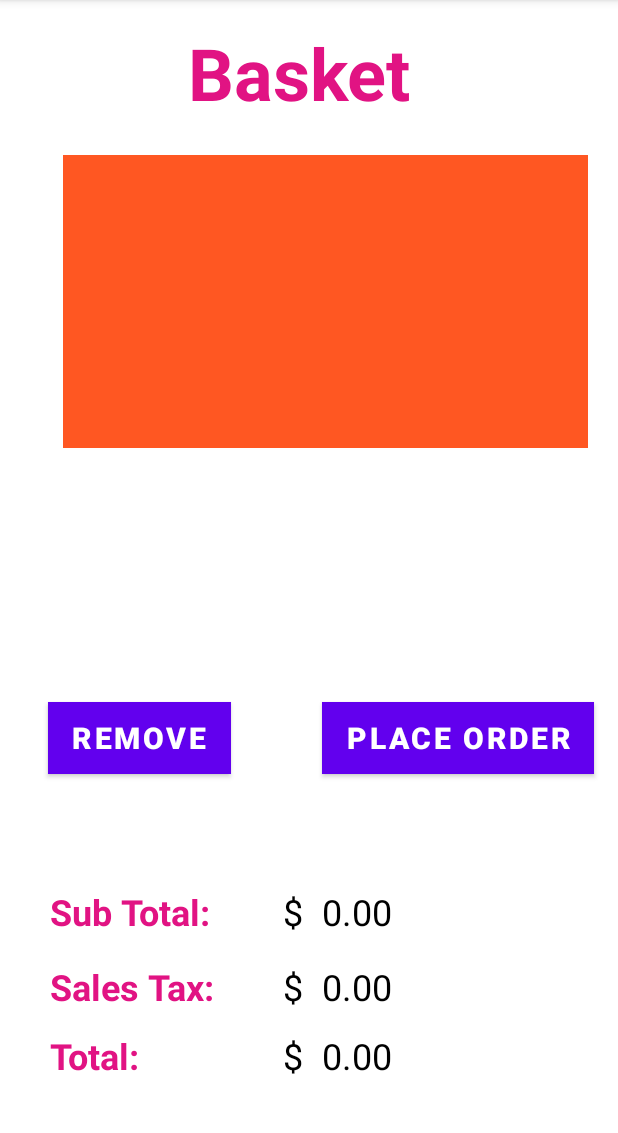
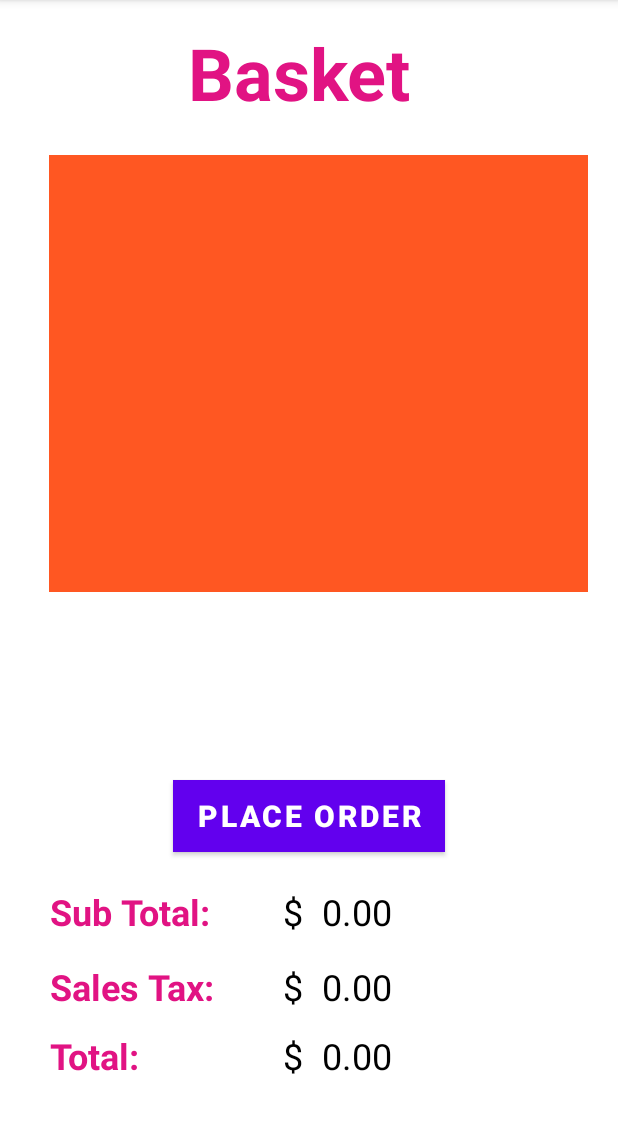
Before and after one commit to map112300/RUCafe_Android, an Android app: the screen it shows after launch (BasketActivity), after a tap on an icon or button, on a phone screen of 412 x 824 dp, the part 84-1217 px from its top. Run offline under Robolectric (Android 15) with nearby library versions, the phone set to English and light mode, and no system bars.

Commit message:
Basket removes selected item.

```diff
--- a/app/src/main/java/com/example/rucafe_android/BasketActivity.java
+++ b/app/src/main/java/com/example/rucafe_android/BasketActivity.java
@@ -1,24 +1,28 @@
 package com.example.rucafe_android;
 
+import androidx.appcompat.app.AlertDialog;
 import androidx.appcompat.app.AppCompatActivity;
 
+import android.content.DialogInterface;
 import android.os.Bundle;
+import android.view.View;
+import android.widget.AdapterView;
 import android.widget.ArrayAdapter;
 import android.widget.Button;
 import android.widget.ListView;
 import android.widget.TextView;
+import android.widget.Toast;
 
 import java.util.ArrayList;
 
-public class BasketActivity extends AppCompatActivity {
+public class BasketActivity extends AppCompatActivity implements AdapterView.OnItemClickListener {
 
     private ListView listView;
+    ArrayAdapter<MenuItem> menuItemArrayAdapter;
 
     //TODO get rid of remove button make it so click can remove with alert
-    private Button remove, placeOrder;
+    private Button placeOrder;
     private TextView subTotal, salesTax, total;
-
-    private ArrayList<MenuItem> listViewItems;
     private final double NJ_TAX = .06625;
 
     @Override
@@ -27,21 +31,20 @@ public class BasketActivity extends AppCompatActivity {
         setContentView(R.layout.activity_basket);
 
         listView = findViewById(R.id.items_listview);
-        remove = findViewById(R.id.remove_button);
         placeOrder = findViewById(R.id.place_order_button);
         subTotal = findViewById(R.id.subtotal_field);
         salesTax = findViewById(R.id.sales_tax_field);
         total = findViewById(R.id.total_field);
 
 
-        ArrayAdapter<MenuItem> menuItemArrayAdapter = new ArrayAdapter<MenuItem>(
-                this, android.R.layout.simple_list_item_1, OrderingDonutsActivity.donutsInOrder);
+        menuItemArrayAdapter = new ArrayAdapter<MenuItem>(
+                this, android.R.layout.simple_list_item_1, MainActivity.itemsInOrder);
 
         listView.setAdapter(menuItemArrayAdapter);
+        listView.setOnItemClickListener(this);
         setPriceValues();
 
     }
-
 
     //TODO will need to adjust implementation upon completion of coffee
     /**
@@ -62,4 +65,33 @@ public class BasketActivity extends AppCompatActivity {
         total.setText(totalOrderString);
 
     }
+
+    @Override
+    public void onItemClick(AdapterView<?> parent, View view, int position, long id) {
+
+        AlertDialog.Builder alert = new AlertDialog.Builder(BasketActivity.this);
+        alert.setTitle("Remove Item");
+        alert.setMessage("Would you like to remove this item from your basket?");
+
+        alert.setPositiveButton("yes", new DialogInterface.OnClickListener() {
+            public void onClick(DialogInterface dialog, int which) {
+                OrderingDonutsActivity.totalDonuts -= Double.valueOf(MainActivity.itemsInOrder.get(position).itemPrice()); //update totalDonuts to be passed
+                setPriceValues();
+                MainActivity.itemsInOrder.remove(position);
+                menuItemArrayAdapter.notifyDataSetChanged();
+
+                Toast.makeText(BasketActivity.this,
+                        "Item has been removed from basket!", Toast.LENGTH_LONG).show();
+
+            }
+            //handle the "NO" click
+        }).setNegativeButton("no", new DialogInterface.OnClickListener() {
+            public void onClick(DialogInterface dialog, int which) {
+                Toast.makeText(BasketActivity.this,
+                        "Item has not been removed!", Toast.LENGTH_LONG).show();
+            }
+        });
+        AlertDialog dialog = alert.create();
+        dialog.show();
+    }
 }
--- a/app/src/main/java/com/example/rucafe_android/MainActivity.java
+++ b/app/src/main/java/com/example/rucafe_android/MainActivity.java
@@ -1,6 +1,7 @@
 package com.example.rucafe_android;
 
 import androidx.appcompat.app.AppCompatActivity;
+import androidx.databinding.ObservableArrayList;
 
 import android.content.Intent;
 import android.os.Bundle;
@@ -8,6 +9,8 @@ import android.view.View;
 import android.widget.Button;
 import android.widget.ImageButton;
 import android.widget.Toast;
+
+import java.util.ArrayList;
 
 public class MainActivity extends AppCompatActivity {
 
@@ -17,6 +20,16 @@ public class MainActivity extends AppCompatActivity {
     private ImageButton coffeeBT;
 
     private Button toastBT;
+
+    public static ObservableArrayList<MenuItem> itemsInOrder = new ObservableArrayList<>();
+    private Order currentOrder;
+    private final ArrayList<Order> placedOrders = new ArrayList<>();
+    private int orderNumber = 1;
+
+    public MainActivity() {
+        this.currentOrder = new Order(orderNumber);
+    }
+
 
     @Override
     protected void onCreate(Bundle savedInstanceState) {
@@ -61,4 +74,40 @@ public class MainActivity extends AppCompatActivity {
             }
         });
     }
+
+    /**
+     * Return an object containing the current order
+     *
+     * @return the current order
+     */
+    public Order getCurrentOrder() {
+        return this.currentOrder;
+    }
+
+    /**
+     * Returns a list of placed orders
+     *
+     * @return list of placed orders
+     */
+    public ArrayList<Order> getPlacedOrders() {
+        return this.placedOrders;
+    }
+
+    /**
+     * Places the current order
+     */
+    public void addOrderToStoreOrders() {
+        this.placedOrders.add(this.currentOrder);
+        this.orderNumber += 1;
+        this.currentOrder = new Order(this.orderNumber);
+    }
+
+    /**
+     * Removes the given order from the store orders
+     *
+     * @param order the order to be removed
+     */
+    public void removeOrderFromStoreOrders(Order order) {
+        this.placedOrders.remove(order);
+    }
 }
--- a/app/src/main/res/layout/activity_basket.xml
+++ b/app/src/main/res/layout/activity_basket.xml
@@ -51,8 +51,8 @@
 
     <ListView
         android:id="@+id/items_listview"
-        android:layout_width="350dp"
-        android:layout_height="195dp"
+        android:layout_width="359dp"
+        android:layout_height="291dp"
         android:layout_marginStart="19dp"
         android:layout_marginTop="24dp"
         android:layout_marginEnd="20dp"
@@ -66,33 +66,21 @@
         app:layout_constraintVertical_bias="0.0" />
 
     <Button
-        android:id="@+id/remove_button"
-        android:layout_width="wrap_content"
-        android:layout_height="wrap_content"
-        android:layout_marginStart="32dp"
-        android:layout_marginTop="44dp"
-        android:layout_marginBottom="252dp"
-        android:background="#E11383"
-        android:text="@string/remove_item"
-        android:textSize="20sp"
-        android:textStyle="bold"
-        app:layout_constraintBottom_toBottomOf="parent"
-        app:layout_constraintStart_toStartOf="parent"
-        app:layout_constraintTop_toBottomOf="@+id/_dynamic" />
-
-    <Button
         android:id="@+id/place_order_button"
         android:layout_width="wrap_content"
         android:layout_height="wrap_content"
+        android:layout_marginStart="115dp"
         android:layout_marginTop="44dp"
-        android:layout_marginEnd="16dp"
-        android:layout_marginBottom="252dp"
+        android:layout_marginEnd="112dp"
+        android:layout_marginBottom="200dp"
         android:background="#E11383"
         android:text="@string/place_order"
         android:textSize="20sp"
         android:textStyle="bold"
         app:layout_constraintBottom_toBottomOf="parent"
         app:layout_constraintEnd_toEndOf="parent"
+        app:layout_constraintHorizontal_bias="0.0"
+        app:layout_constraintStart_toStartOf="parent"
         app:layout_constraintTop_toBottomOf="@+id/_dynamic" />
 
     <TextView
```
Also changed, not shown: app/src/main/java/com/example/rucafe_android/OrderingDonutsActivity.java (+7 -13 lines).
